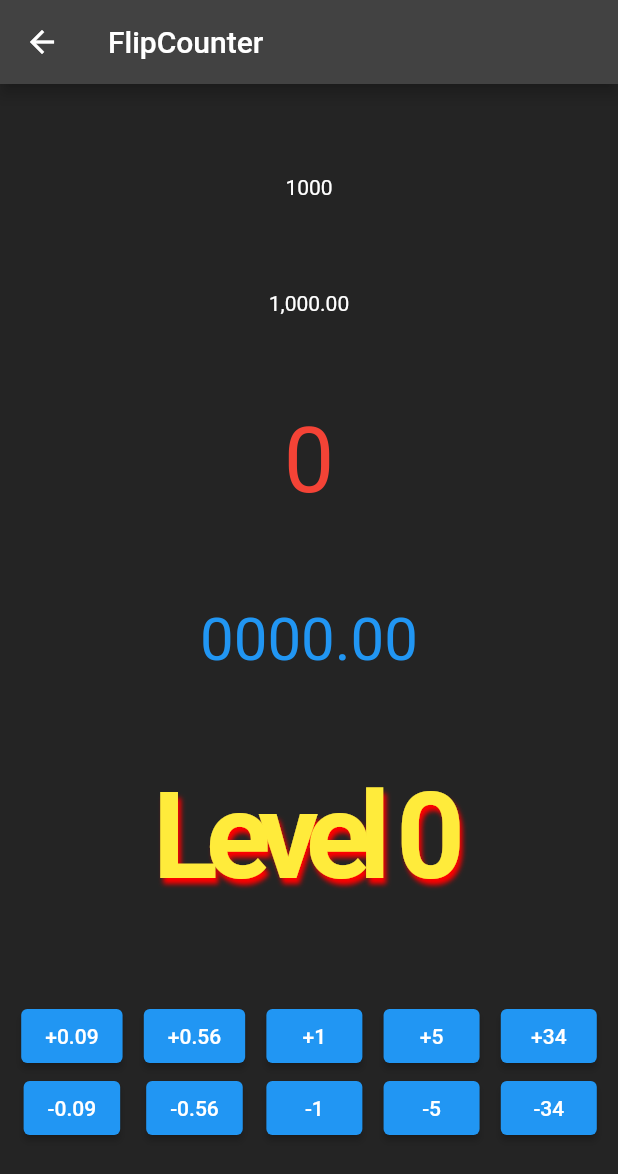
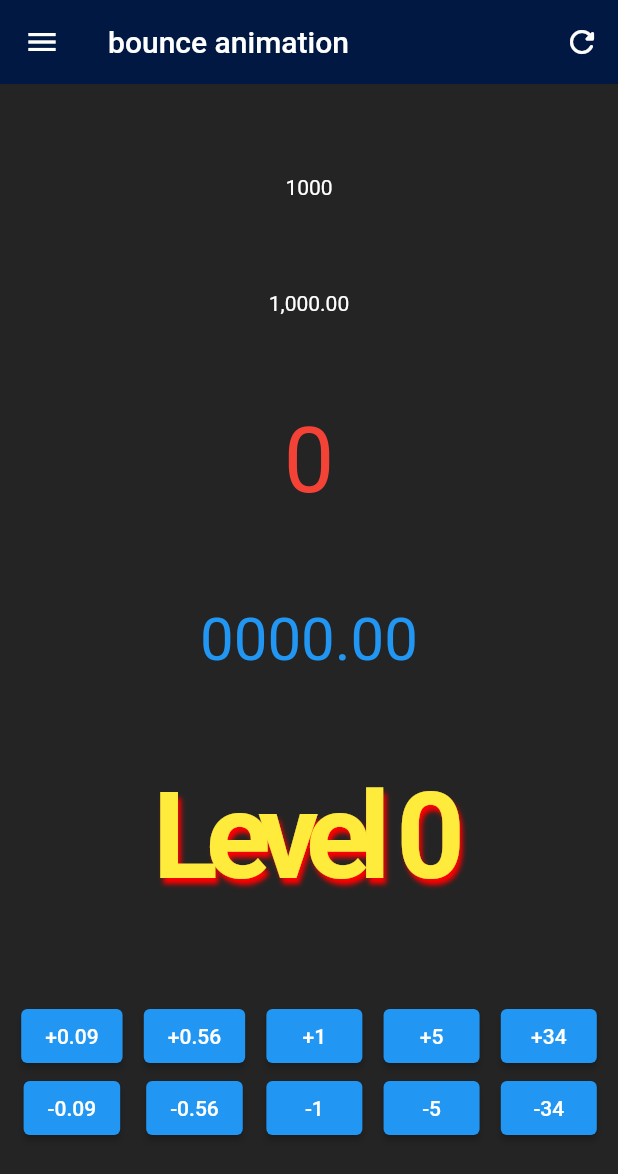
Before and after one commit to dev1abhi/Flutter-Animations, a Flutter app: the flip screen opened directly, on a phone screen of 412 x 824 dp. Shown: the top 1174 px of the screen. Run offline on Flutter 3.47's test engine with Material 2 defaults, Android fonts, the phone set to English and light mode, and no system bars; drawn by our look-alikes of animated_flip_counter; our stand-ins replace flutter_zoom_drawer, get, lottie.

Commit message:
add app bar and small changes

```diff
--- a/lib/Screens/flip_counter.dart
+++ b/lib/Screens/flip_counter.dart
@@ -1,5 +1,7 @@
 import 'package:animated_flip_counter/animated_flip_counter.dart';
 import 'package:flutter/material.dart';
+import 'package:flutter_animations/Controllers/drawercontroller.dart';
+import 'package:flutter_animations/helpers/colors.dart';
 
 
 class  flip extends StatefulWidget {
@@ -8,14 +10,41 @@ class  flip extends StatefulWidget {
 }
 
 class _flipState extends State<flip> {
+
   double _value = 0.0;
 
   @override
   Widget build(BuildContext context) {
+
+     bool shouldRefresh = false;
     return Scaffold(
       appBar: AppBar(
-        title: Text("FlipCounter "),
-      ),
+          actions: [
+            IconButton(onPressed: () {
+
+              setState(() {
+                shouldRefresh = !shouldRefresh;
+              });
+
+
+          },
+
+              icon: const Icon(Icons.refresh_rounded))
+          ],
+          backgroundColor: mainpagecolor,
+          title: const Text('bounce animation'),
+
+
+          leading: IconButton(
+            icon: const Icon(Icons.menu),
+            onPressed: () {
+              MyDrawerController.to.toggleDrawer();
+              MyDrawerController.to.update();
+            },
+            hoverColor: Colors.white,
+          ),
+          elevation: 0,
+        ),
       body: Center(
         child: Column(
           mainAxisAlignment: MainAxisAlignment.spaceEvenly,
@@ -31,24 +60,24 @@ class _flipState extends State<flip> {
             ),
             AnimatedFlipCounter(
               value: _value,
-              duration: Duration(seconds: 2),
-              padding: EdgeInsets.symmetric(vertical: 8),
+              duration: const Duration(seconds: 2),
+              padding: const EdgeInsets.symmetric(vertical: 8),
               curve: Curves.elasticOut,
               textStyle: TextStyle(fontSize: 60, color: (_value > 0 ? Colors.green : Colors.red)),
             ),
             AnimatedFlipCounter(
               value: _value,
-              duration: Duration(seconds: 1),
+              duration: const Duration(seconds: 1),
               curve: Curves.bounceOut,
               wholeDigits: 4,
               fractionDigits: 2,
-              textStyle: TextStyle(fontSize: 40, color: Colors.blue),
+              textStyle: const TextStyle(fontSize: 40, color: Colors.blue),
             ),
             AnimatedFlipCounter(
               value: _value,
               prefix: "Level ",
-              padding: EdgeInsets.all(8),
-              textStyle: TextStyle(
+              padding: const EdgeInsets.all(8),
+              textStyle: const TextStyle(
                 fontSize: 80,
                 fontWeight: FontWeight.bold,
                 letterSpacing: -8.0,
```
Also changed, not shown: lib/Screens/bounce_animation.dart (+11 -11 lines).
